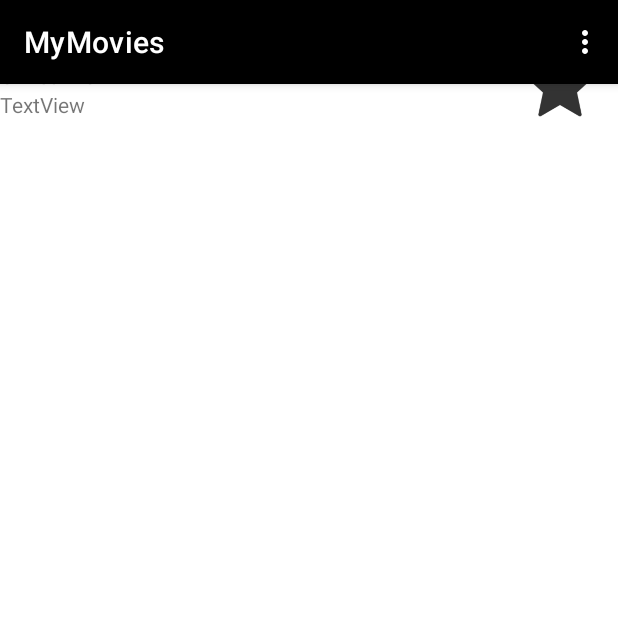
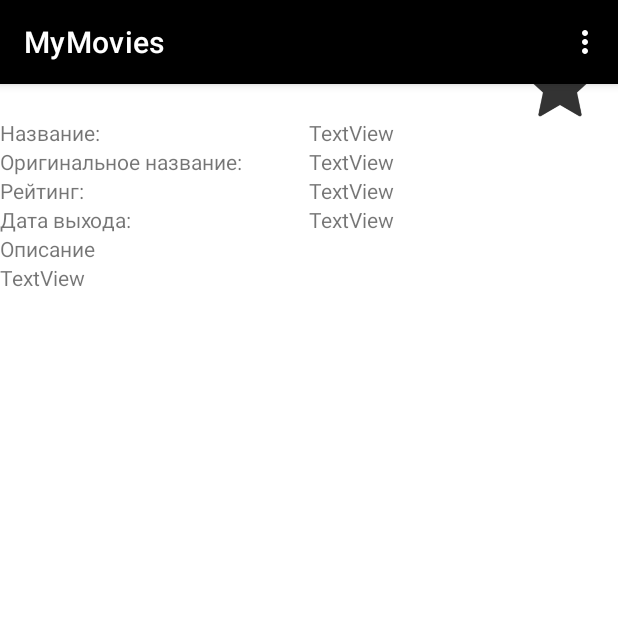
Before and after one commit to buzzninja/MyMovies, an Android app: the DetailActivity screen opened directly, with no data from a screen before it, on a phone screen of 412 x 824 dp, the top half of it. Run offline under Robolectric (Android 15) with nearby library versions, the phone set to English and light mode, and no system bars; our stand-ins replace Picasso, Room's generated code; pictures from the network do not load; 9 statements that could not run were skipped.

Commit message:
Исправлен баг интерфейса.

```diff
--- a/app/src/main/res/layout-land/activity_detail.xml
+++ b/app/src/main/res/layout-land/activity_detail.xml
@@ -8,12 +8,13 @@
     <ImageView
         android:id="@+id/imageViewBigPosterDetail"
         android:layout_width="wrap_content"
-        android:layout_height="0dp"
+        android:layout_height="match_parent"
         android:adjustViewBounds="true"
         app:layout_constraintBottom_toBottomOf="parent"
         app:layout_constraintStart_toStartOf="parent"
         app:layout_constraintTop_toTopOf="parent"
-        tools:srcCompat="@tools:sample/avatars" />
+        tools:srcCompat="@tools:sample/avatars"
+        android:contentDescription="@string/Detail_BIg_poster"/>
 
 
     <ImageView
@@ -25,7 +26,8 @@
         android:onClick="onClickChangeFavorite"
         app:layout_constraintEnd_toEndOf="@id/imageViewBigPosterDetail"
         app:layout_constraintTop_toTopOf="@+id/imageViewBigPosterDetail"
-        app:srcCompat="@drawable/staroff" />
+        app:srcCompat="@drawable/staroff"
+        android:contentDescription="@string/Add_too_favorites"/>
 
     <ScrollView
         android:id="@+id/ScrollViewInfo"
@@ -41,6 +43,7 @@
             layout="@layout/movie_info"
             android:layout_width="match_parent"
             android:layout_height="wrap_content"
+            android:layout_marginStart="12dp"
             />
     </ScrollView>
 </androidx.constraintlayout.widget.ConstraintLayout>
--- a/app/src/main/res/layout/activity_detail.xml
+++ b/app/src/main/res/layout/activity_detail.xml
@@ -18,7 +18,8 @@
         app:layout_constraintEnd_toEndOf="parent"
         app:layout_constraintStart_toStartOf="parent"
         app:layout_constraintTop_toTopOf="parent"
-        tools:srcCompat="@tools:sample/avatars" />
+        tools:srcCompat="@tools:sample/avatars"
+        android:contentDescription="@string/Detail_BIg_poster"/>
 
 
 
@@ -31,7 +32,8 @@
         app:layout_constraintEnd_toEndOf="parent"
         app:layout_constraintTop_toBottomOf="@+id/imageViewBigPosterDetail"
         app:srcCompat="@drawable/staroff"
-        android:onClick="onClickChangeFavorite"/>
+        android:onClick="onClickChangeFavorite"
+        android:contentDescription="@string/add_to_favorite"/>
 
     <include
         layout="@layout/movie_info"
@@ -40,6 +42,6 @@
         android:layout_height="wrap_content"
         app:layout_constraintStart_toStartOf="parent"
         app:layout_constraintEnd_toEndOf="parent"
-        app:layout_constraintBottom_toBottomOf="@id/imageViewAddToFavorite"/>
+        app:layout_constraintTop_toBottomOf="@id/imageViewAddToFavorite"/>
 
 </androidx.constraintlayout.widget.ConstraintLayout></ScrollView>
--- a/app/src/main/res/layout/review_item.xml
+++ b/app/src/main/res/layout/review_item.xml
@@ -1,7 +1,6 @@
 <?xml version="1.0" encoding="utf-8"?>
 <androidx.cardview.widget.CardView xmlns:android="http://schemas.android.com/apk/res/android"
     xmlns:app="http://schemas.android.com/apk/res-auto"
-    xmlns:tools="http://schemas.android.com/tools"
     android:layout_width="match_parent"
     android:layout_height="wrap_content"
     android:layout_margin="8dp"
@@ -16,6 +15,8 @@
             android:layout_width="match_parent"
             android:layout_height="wrap_content"
             android:layout_margin="8dp"
+            android:textSize="16sp"
+            android:textStyle="bold"
             app:layout_constraintStart_toStartOf="parent"
             app:layout_constraintTop_toTopOf="parent" />
 
--- a/app/src/main/res/values/strings.xml
+++ b/app/src/main/res/values/strings.xml
@@ -8,4 +8,6 @@
     <string name="Item_favorite">Избранное</string>
     <string name="Item_main">Главная</string>
     <string name="playbutton">PlayButton</string>
+    <string name="Detail_BIg_poster">Большой постер фильма</string>
+    <string name="Add_too_favorites">Добавить в избранное</string>
 </resources>
```
